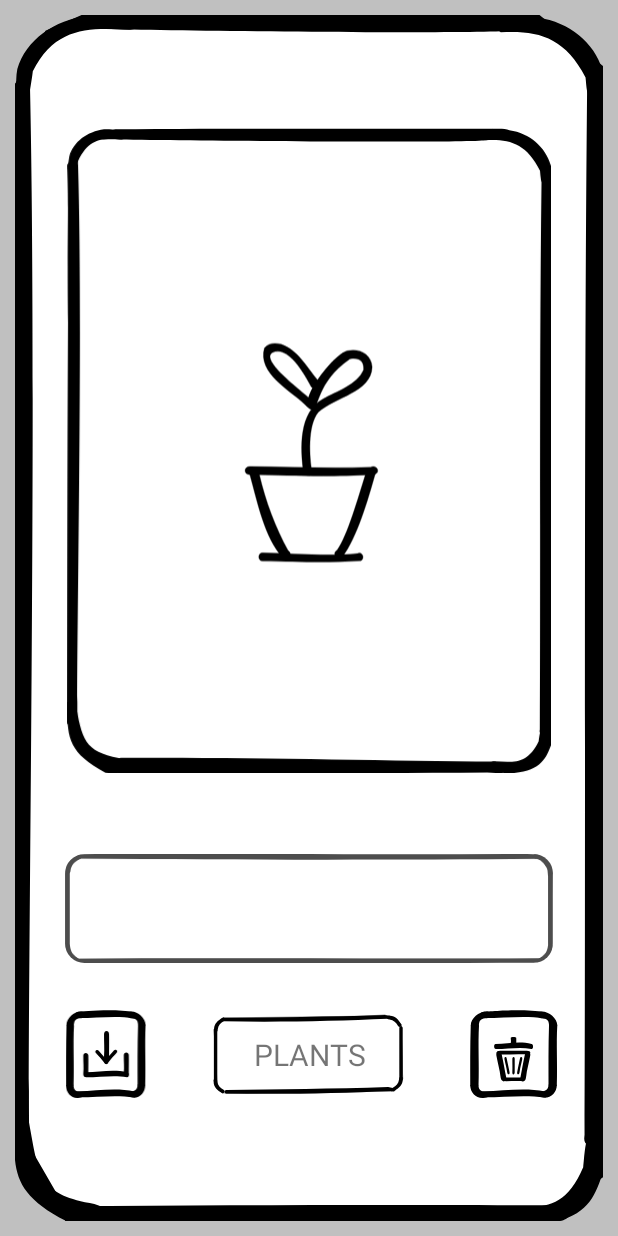
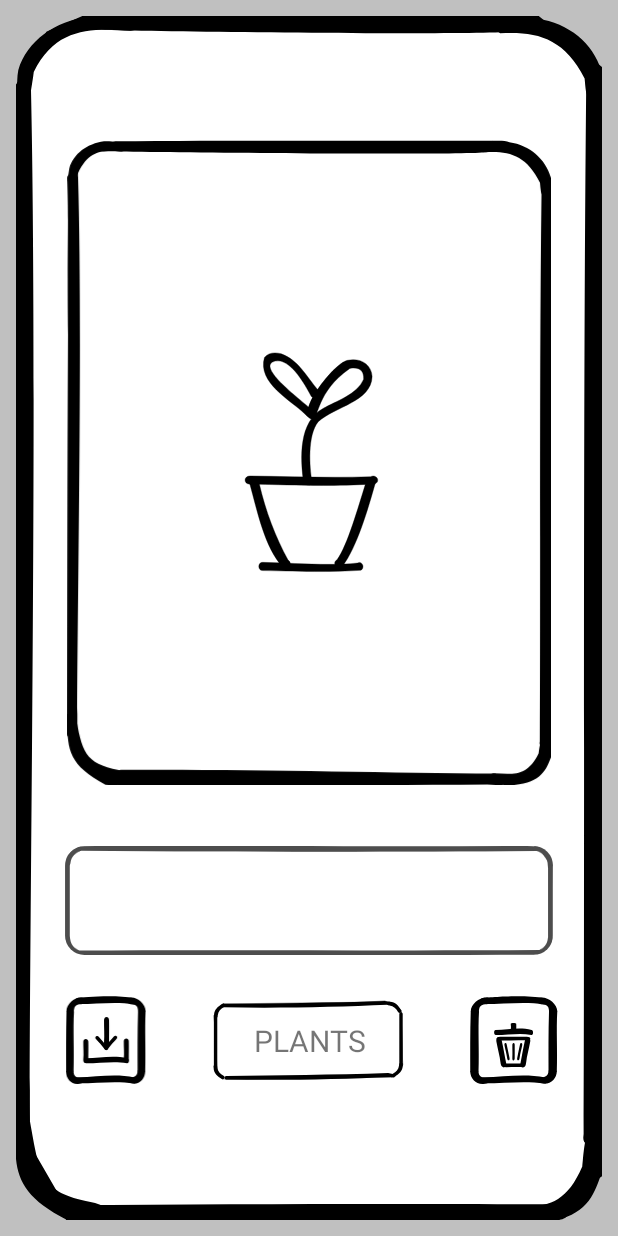
Before and after one commit to beautifuldaydreams/Planio, an Android app: the fragment CollectionIndividualFragment placed in its activity, on a phone screen of 412 x 824 dp. Run offline under Robolectric (Android 15) with nearby library versions, the light colour scheme and no system bars; our stand-ins replace data binding, sdp/ssp sizes; pictures from the network do not load; Roboto replaces fonts that are not available here; 3 statements that could not run were skipped.

Commit message:
More xml finetuning eneded

```diff
--- a/collection/src/main/res/layout/fragment_collection_individual.xml
+++ b/collection/src/main/res/layout/fragment_collection_individual.xml
@@ -23,7 +23,7 @@
             android:layout_height="match_parent"
             android:background="@color/background"
             android:contentDescription="@string/image"
-            android:padding="10dp"
+            android:padding="@dimen/_8sdp"
             android:scaleType="fitXY"
             android:src="@drawable/ic_camera_fragment_outline"
             app:layout_constraintBottom_toBottomOf="parent"
@@ -36,7 +36,7 @@
             android:layout_width="@dimen/_248sdp"
             android:layout_height="@dimen/_331sdp"
             android:layout_marginTop="@dimen/_40sdp"
-            android:layout_marginBottom="@dimen/_10sdp"
+            android:layout_marginBottom="@dimen/_5sdp"
             android:contentDescription="@string/image"
             android:src="@drawable/ic_image_outline"
             android:translationZ="5dp"
@@ -53,17 +53,18 @@
             android:id="@+id/cardView"
             android:layout_width="@dimen/_248sdp"
             android:layout_height="@dimen/_331sdp"
-            app:cardCornerRadius="25dp"
+            app:cardCornerRadius="@dimen/_25sdp"
             app:cardElevation="0dp"
             app:layout_constraintBottom_toBottomOf="@+id/imageView4"
             app:layout_constraintEnd_toEndOf="@+id/imageView4"
             app:layout_constraintStart_toStartOf="@+id/imageView4"
-            app:layout_constraintTop_toTopOf="@+id/imageView4">
+            app:layout_constraintTop_toTopOf="@+id/imageView4"
+            app:layout_constraintVertical_bias="1.0">
 
             <ImageView
                 android:id="@+id/collection_individual_imageview"
                 android:layout_width="@dimen/_248sdp"
-                android:layout_height="@dimen/_331sdp"
+                android:layout_height="@dimen/_328sdp"
                 android:adjustViewBounds="false"
                 android:contentDescription="@string/image"
                 app:layout_constraintBottom_toBottomOf="parent"
@@ -109,7 +110,7 @@
             android:id="@+id/button"
             android:layout_width="wrap_content"
             android:layout_height="wrap_content"
-            android:layout_marginBottom="@dimen/_10sdp"
+            android:layout_marginBottom="@dimen/_5sdp"
             android:background="@color/white"
             android:fontFamily="@font/annie_use_your_telescope"
             android:text="@string/name"
@@ -167,7 +168,7 @@
             android:id="@+id/to_collection_overview"
             android:layout_width="wrap_content"
             android:layout_height="wrap_content"
-            android:layout_marginTop="@dimen/_5sdp"
+            android:layout_marginTop="@dimen/_2sdp"
             android:layout_marginBottom="@dimen/_40sdp"
             android:background="@color/transparent"
             android:contentDescription="@string/image"
```
Also changed, not shown: camera/src/main/res/layout/fragment_camera.xml (+19 -17 lines).
